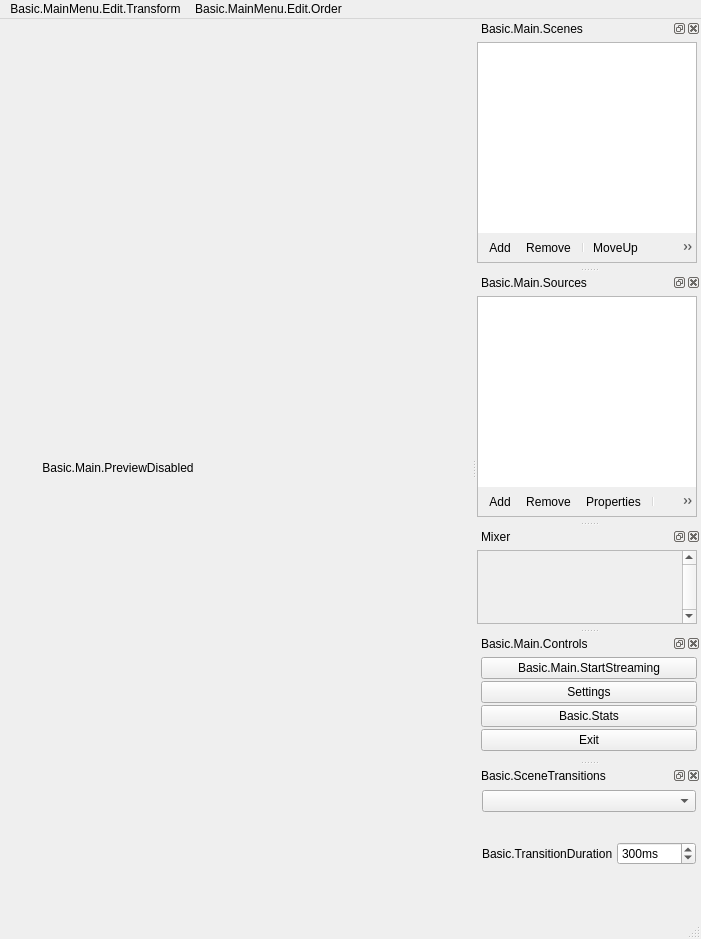
Above: Teacher/forms/OBSBasic.ui from HaoYiTech/obs-studio before the change. Below: the same form after it.
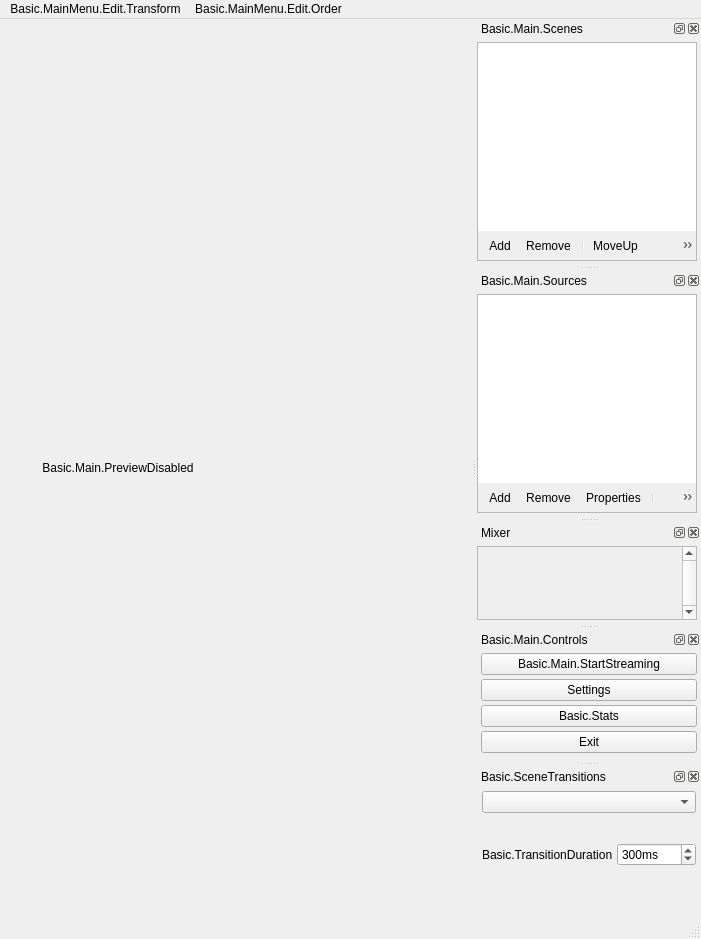
That is the form after the change. Icons and pictures are not drawn. Custom widgets are drawn as their Qt base class.

Commit message: 修改按钮大小和颜色

What changed in the file:
```diff
--- a/Teacher/forms/OBSBasic.ui
+++ b/Teacher/forms/OBSBasic.ui
@@ -557,7 +557,7 @@
    <widget class="QWidget" name="dockWidgetContents_3">
     <layout class="QVBoxLayout" name="buttonsVLayout">
      <property name="spacing">
-      <number>2</number>
+      <number>4</number>
      </property>
      <property name="leftMargin">
       <number>4</number>
```
The commit also changes 2 other files.
